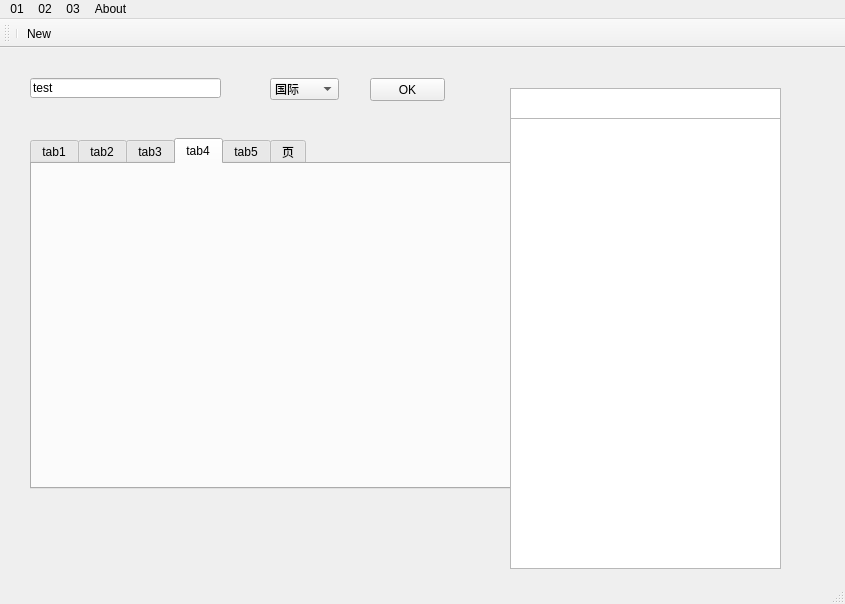
Qt form news0.ui (youzipi/news-desktop) before a commit.
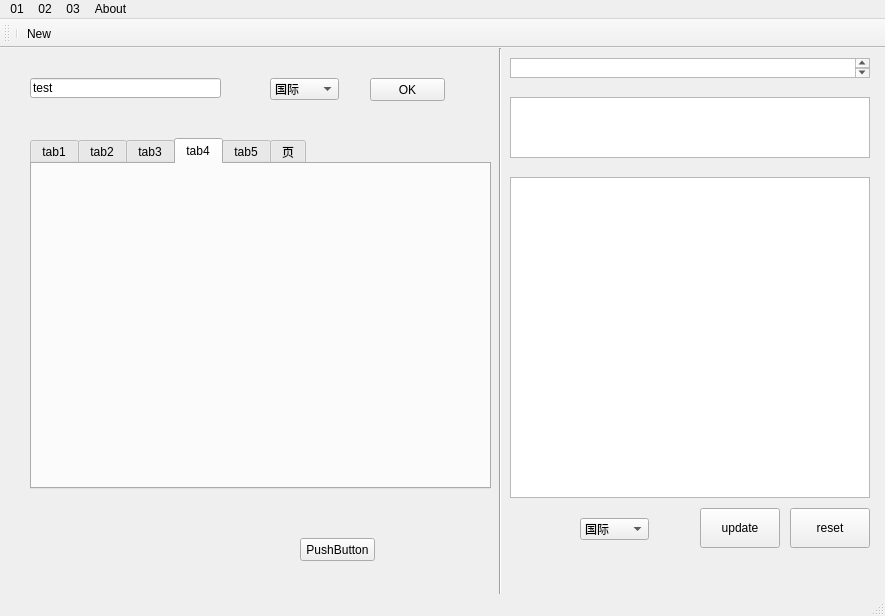
The same form after that commit. The open tabs and pages were chosen to show the change.

Commit message: UI：	添加新闻编辑的按钮：update和reset 	ui布局调整 py:	添加获取tableView中的nid和cid 	修改：双击时，选中整行

```diff
--- a/news0.ui
+++ b/news0.ui
@@ -6,8 +6,8 @@
    <rect>
     <x>0</x>
     <y>0</y>
-    <width>845</width>
-    <height>604</height>
+    <width>885</width>
+    <height>616</height>
    </rect>
   </property>
   <property name="minimumSize">
@@ -25,12 +25,27 @@
      <rect>
       <x>30</x>
       <y>90</y>
-      <width>481</width>
+      <width>461</width>
       <height>351</height>
      </rect>
     </property>
+    <property name="focusPolicy">
+     <enum>Qt::TabFocus</enum>
+    </property>
+    <property name="contextMenuPolicy">
+     <enum>Qt::DefaultContextMenu</enum>
+    </property>
+    <property name="tabPosition">
+     <enum>QTabWidget::North</enum>
+    </property>
+    <property name="tabShape">
+     <enum>QTabWidget::Rounded</enum>
+    </property>
     <property name="currentIndex">
-     <number>1</number>
+     <number>3</number>
+    </property>
+    <property name="elideMode">
+     <enum>Qt::ElideNone</enum>
     </property>
     <widget class="QWidget" name="tab1">
      <attribute name="title">
@@ -228,21 +243,128 @@
     <property name="geometry">
      <rect>
       <x>510</x>
-      <y>40</y>
-      <width>271</width>
-      <height>41</height>
+      <y>129</y>
+      <width>360</width>
+      <height>321</height>
      </rect>
     </property>
    </widget>
-   <widget class="QTextEdit" name="textEdit_2">
+   <widget class="QPushButton" name="pushButton">
     <property name="geometry">
      <rect>
+      <x>300</x>
+      <y>490</y>
+      <width>75</width>
+      <height>23</height>
+     </rect>
+    </property>
+    <property name="text">
+     <string>PushButton</string>
+    </property>
+   </widget>
+   <widget class="QTextEdit" name="titleedit">
+    <property name="geometry">
+     <rect>
       <x>510</x>
-      <y>70</y>
-      <width>271</width>
-      <height>451</height>
+      <y>10</y>
+      <width>360</width>
+      <height>20</height>
      </rect>
     </property>
+    <property name="sizePolicy">
+     <sizepolicy hsizetype="Expanding" vsizetype="Fixed">
+      <horstretch>0</horstretch>
+      <verstretch>0</verstretch>
+     </sizepolicy>
+    </property>
+    <property name="sizeIncrement">
+     <size>
+      <width>2</width>
+      <height>0</height>
+     </size>
+    </property>
+   </widget>
+   <widget class="QTextEdit" name="digestedit">
+    <property name="geometry">
+     <rect>
+      <x>510</x>
+      <y>49</y>
+      <width>360</width>
+      <height>61</height>
+     </rect>
+    </property>
+   </widget>
+   <widget class="QPushButton" name="pushButton_2">
+    <property name="geometry">
+     <rect>
+      <x>700</x>
+      <y>460</y>
+      <width>80</width>
+      <height>40</height>
+     </rect>
+    </property>
+    <property name="text">
+     <string>update</string>
+    </property>
+   </widget>
+   <widget class="QPushButton" name="pushButton_3">
+    <property name="geometry">
+     <rect>
+      <x>790</x>
+      <y>460</y>
+      <width>80</width>
+      <height>40</height>
+     </rect>
+    </property>
+    <property name="text">
+     <string>reset</string>
+    </property>
+   </widget>
+   <widget class="Line" name="line">
+    <property name="geometry">
+     <rect>
+      <x>490</x>
+      <y>0</y>
+      <width>20</width>
+      <height>561</height>
+     </rect>
+    </property>
+    <property name="frameShadow">
+     <enum>QFrame::Sunken</enum>
+    </property>
+    <property name="orientation">
+     <enum>Qt::Vertical</enum>
+    </property>
+   </widget>
+   <widget class="QComboBox" name="categorizebox_m">
+    <property name="geometry">
+     <rect>
+      <x>580</x>
+      <y>470</y>
+      <width>69</width>
+      <height>22</height>
+     </rect>
+    </property>
+    <item>
+     <property name="text">
+      <string>国际</string>
+     </property>
+    </item>
+    <item>
+     <property name="text">
+      <string>体育</string>
+     </property>
+    </item>
+    <item>
+     <property name="text">
+      <string>科技</string>
+     </property>
+    </item>
+    <item>
+     <property name="text">
+      <string>测试</string>
+     </property>
+    </item>
    </widget>
   </widget>
   <widget class="QToolBar" name="toolBar_2">
@@ -263,7 +385,7 @@
     <rect>
      <x>0</x>
      <y>0</y>
-     <width>845</width>
+     <width>885</width>
      <height>23</height>
     </rect>
    </property>
```
Left out of the diff: 4 changed lines with no effect on the pictures. The commit also changes 2 other files.
